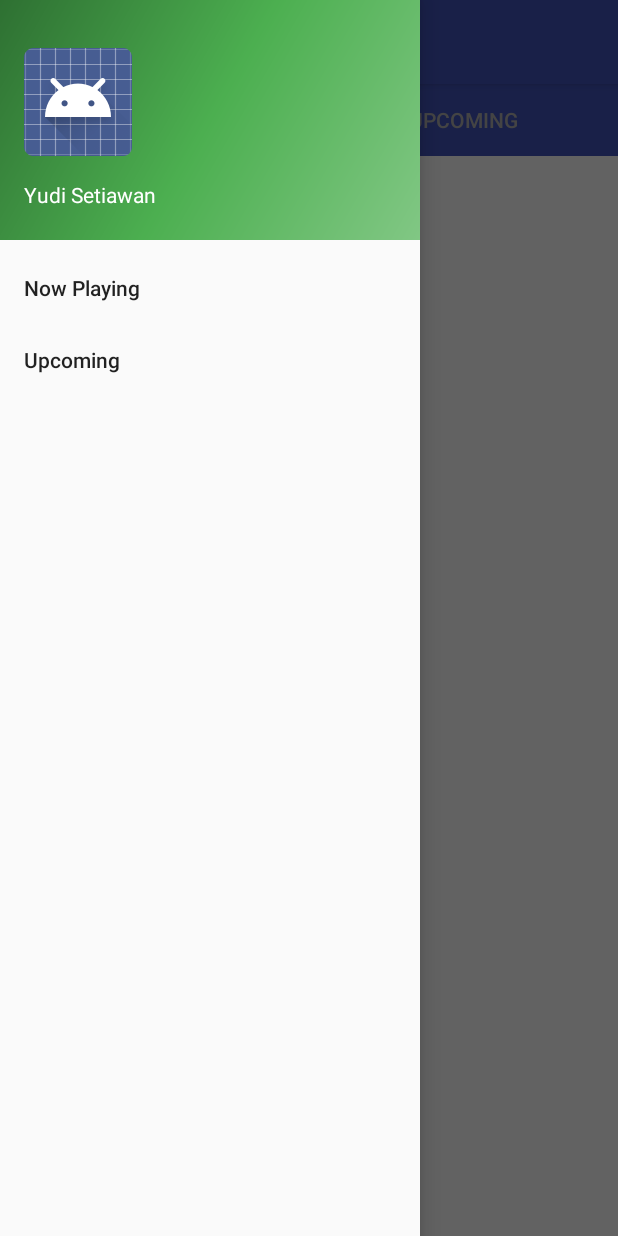
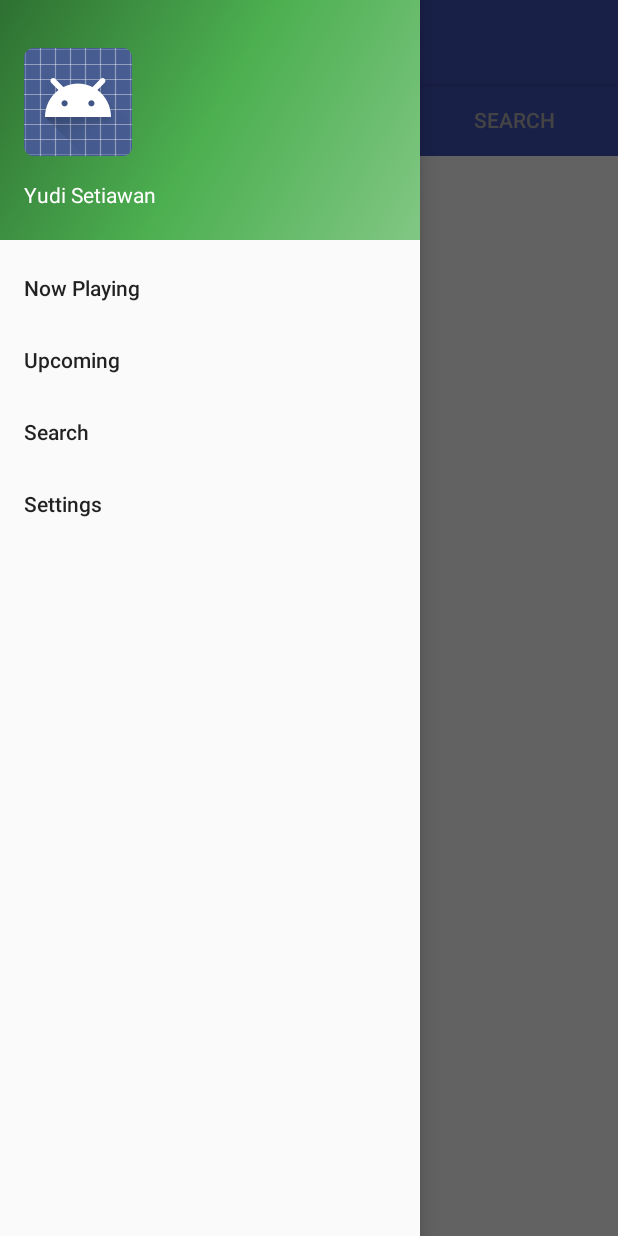
Before and after one commit to ChirikuAlii/Dicoding-Android-Developer-Expert---Catalogue-Movie, an Android app: the screen it shows after launch (MainActivity), with the side drawer open, on a phone screen of 412 x 824 dp. Run offline under Robolectric (Android 15) with nearby library versions, the phone set to English and light mode, and no system bars; our stand-ins replace ButterKnife, RxJava; libraries missing offline, so code that uses them is left out: com.jakewharton.retrofit2; 3 statements that could not run were skipped.

Commit message:
1. Finishing menu Settings 2. Finishing feature localization

```diff
--- a/app/build.gradle
+++ b/app/build.gradle
@@ -54,7 +54,7 @@ dependencies {
     compile 'com.jakewharton.retrofit:retrofit2-rxjava2-adapter:1.0.0'
     compile 'com.github.bumptech.glide:glide:3.8.0'
     compile 'com.google.android.gms:play-services-gcm:9.6.1'
-    testCompile 'junit:junit:4.12'
     compile 'com.jakewharton:butterknife:8.8.1'
     compile 'com.jakewharton:butterknife-compiler:8.8.1'
+    testCompile 'junit:junit:4.12'
 }
--- /dev/null
+++ b/app/src/main/java/com/ysn/cataloguemovie/service/setting/SettingsPreference.java
@@ -0,0 +1,46 @@
+package com.ysn.cataloguemovie.service.setting;
+
+import android.content.Context;
+import android.content.SharedPreferences;
+
+/**
+ * Created by yudisetiawan on 9/17/17.
+ */
+
+public class SettingsPreference {
+
+    private final String PREF_NAME = "SettingsPreference";
+    private final String KEY_DAILY_REMINDER_ACTIVE = "dailyReminderActive";
+    private final String KEY_UPCOMING_REMINDER_ACTIVE = "upcomingReminderActive";
+    private SharedPreferences sharedPreferences;
+    private SharedPreferences.Editor editor;
+
+    public SettingsPreference(Context context) {
+        sharedPreferences = context.getSharedPreferences(PREF_NAME, Context.MODE_PRIVATE);
+        editor = sharedPreferences.edit();
+    }
+
+    public void setDailyReminderActive(boolean isDailyReminderActive) {
+        editor.putBoolean(KEY_DAILY_REMINDER_ACTIVE, isDailyReminderActive);
+        editor.commit();
+    }
+
+    public boolean getDailyReminderActive() {
+        return sharedPreferences.getBoolean(KEY_DAILY_REMINDER_ACTIVE, false);
+    }
+
+    public void setUpcomingReminderActive(boolean isUpcomingReminderActive) {
+        editor.putBoolean(KEY_UPCOMING_REMINDER_ACTIVE, isUpcomingReminderActive);
+        editor.commit();
+    }
+
+    public boolean getUpcomingReminderActive() {
+        return sharedPreferences.getBoolean(KEY_UPCOMING_REMINDER_ACTIVE, false);
+    }
+
+    public void clear() {
+        editor.clear();
+        editor.commit();
+    }
+
+}
--- a/app/src/main/java/com/ysn/cataloguemovie/ui/activities/main/MainActivity.java
+++ b/app/src/main/java/com/ysn/cataloguemovie/ui/activities/main/MainActivity.java
@@ -1,6 +1,7 @@
 package com.ysn.cataloguemovie.ui.activities.main;
 
 import android.app.FragmentTransaction;
+import android.content.Intent;
 import android.os.Bundle;
 import android.support.annotation.NonNull;
 import android.support.design.widget.NavigationView;
@@ -14,12 +15,15 @@ import android.support.v7.widget.Toolbar;
 import android.util.Log;
 import android.view.Menu;
 import android.view.MenuItem;
-import android.widget.FrameLayout;
 
 import com.ysn.cataloguemovie.R;
+import com.ysn.cataloguemovie.ui.activities.settings.SettingsActivity;
 import com.ysn.cataloguemovie.ui.fragments.nowplaying.NowPlayingFragment;
 import com.ysn.cataloguemovie.ui.fragments.search.SearchMovieFragment;
 import com.ysn.cataloguemovie.ui.fragments.upcoming.UpcomingMovieFragment;
+
+import butterknife.BindView;
+import butterknife.ButterKnife;
 
 public class MainActivity extends AppCompatActivity
         implements MainView, NavigationView.OnNavigationItemSelectedListener {
@@ -27,14 +31,25 @@ public class MainActivity extends AppCompatActivity
     private final String TAG = getClass().getSimpleName();
     private MainPresenter mainPresenter;
 
+    @BindView(R.id.toolbar_app_bar_main)
+    Toolbar toolbar;
+    @BindView(R.id.drawer_layout_activity_main)
+    DrawerLayout drawerLayout;
+    @BindView(R.id.nav_view_activity_main)
+    NavigationView navigationView;
+    @BindView(R.id.tab_layout_content_main)
+    TabLayout tabLayout;
+
     @Override
     protected void onCreate(Bundle savedInstanceState) {
         super.onCreate(savedInstanceState);
         setContentView(R.layout.activity_main);
+        ButterKnife.bind(this);
         initPresenter();
         onAttachView();
         initViews();
-        /*loadView()*/;
+        doLoadData();
+        /*loadView();*/
         /*doLoadData();*/
     }
 
@@ -42,7 +57,6 @@ public class MainActivity extends AppCompatActivity
         Toolbar toolbar = (Toolbar) findViewById(R.id.toolbar_app_bar_main);
         setSupportActionBar(toolbar);
 
-        DrawerLayout drawerLayout = (DrawerLayout) findViewById(R.id.drawer_layout_activity_main);
         ActionBarDrawerToggle toggle = new ActionBarDrawerToggle(
                 this,
                 drawerLayout,
@@ -53,10 +67,8 @@ public class MainActivity extends AppCompatActivity
         drawerLayout.addDrawerListener(toggle);
         toggle.syncState();
 
-        NavigationView navigationView = (NavigationView) findViewById(R.id.nav_view_activity_main);
         navigationView.setNavigationItemSelectedListener(this);
 
-        TabLayout tabLayout = (TabLayout) findViewById(R.id.tab_layout_content_main);
         getSupportFragmentManager().beginTransaction()
                 .replace(R.id.frame_layout_content_main, new NowPlayingFragment())
                 .commit();
@@ -66,6 +78,9 @@ public class MainActivity extends AppCompatActivity
         );
         tabLayout.addTab(
                 tabLayout.newTab().setText(getString(R.string.upcoming))
+        );
+        tabLayout.addTab(
+                tabLayout.newTab().setText(getString(R.string.search))
         );
         tabLayout.addOnTabSelectedListener(new TabLayout.OnTabSelectedListener() {
             @Override
@@ -77,6 +92,9 @@ public class MainActivity extends AppCompatActivity
                         break;
                     case 1:
                         fragmentSelected = new UpcomingMovieFragment();
+                        break;
+                    case 2:
+                        fragmentSelected = new SearchMovieFragment();
                         break;
                 }
                 if (fragmentSelected != null) {
@@ -100,12 +118,16 @@ public class MainActivity extends AppCompatActivity
 
     }
 
-    /** unsused */
+    /**
+     * unsused
+     */
     private void doLoadData() {
         mainPresenter.onLoadData(this);
     }
 
-    /** unused */
+    /**
+     * unused
+     */
     private void loadView() {
         /*getSupportFragmentManager().beginTransaction()
                 .replace(R.id.frame_layout_container_content_activity_main, new SearchMovieFragment())
@@ -147,12 +169,18 @@ public class MainActivity extends AppCompatActivity
         boolean selectedItem = false;
         switch (item.getItemId()) {
             case R.id.nav_item_now_playing_activity_main_nav_drawer:
-                // TODO: 9/13/17 do something in here (pending)
                 selectedItem = true;
+                tabLayout.getTabAt(0).select();
                 break;
             case R.id.nav_item_upcoming_activity_main_nav_drawer:
-                // TODO: 9/13/17 do something in here (pending)
-                selectedItem = true;
+                tabLayout.getTabAt(1).select();
+                break;
+            case R.id.nav_item_search_movie_activity_main_nav_drawer:
+                tabLayout.getTabAt(2).select();
+                break;
+            case R.id.nav_item_setting_activity_main_nav_drawer:
+                Intent intentSettingsActivity = new Intent(this, SettingsActivity.class);
+                startActivity(intentSettingsActivity);
                 break;
         }
 
--- a/app/src/main/java/com/ysn/cataloguemovie/ui/activities/main/MainPresenter.java
+++ b/app/src/main/java/com/ysn/cataloguemovie/ui/activities/main/MainPresenter.java
@@ -6,7 +6,7 @@ import com.ysn.cataloguemovie.R;
 import com.ysn.cataloguemovie.service.reminder.daily.DailyAlarmPreference;
 import com.ysn.cataloguemovie.service.reminder.daily.DailyAlarmReceiver;
 import com.ysn.cataloguemovie.service.reminder.upcoming.SchedulerTask;
-import com.ysn.cataloguemovie.service.reminder.upcoming.UpcomingMoviesJobService;
+import com.ysn.cataloguemovie.service.setting.SettingsPreference;
 import com.ysn.cataloguemovie.ui.base.MvpPresenter;
 
 import java.text.ParseException;
@@ -34,6 +34,11 @@ public class MainPresenter implements MvpPresenter<MainView> {
     }
 
     void onLoadData(Context context) {
+        /** Settings configuration */
+        SettingsPreference settingsPreference = new SettingsPreference(context);
+        boolean isDailyReminderNotificationActive = settingsPreference.getDailyReminderActive();
+        boolean isUpcomingReminderNotificationActive = settingsPreference.getUpcomingReminderActive();
+
         /** Daily Reminder */
         DailyAlarmPreference dailyAlarmPreference = new DailyAlarmPreference(context);
         String time = dailyAlarmPreference.getRepeatingTime();
@@ -55,16 +60,21 @@ public class MainPresenter implements MvpPresenter<MainView> {
             time = dailyAlarmPreference.getRepeatingTime();
         }
 
+        if (isDailyReminderNotificationActive) {
             DailyAlarmReceiver dailyAlarmReceiver = new DailyAlarmReceiver();
             dailyAlarmReceiver.setRepeatingAlarm(
                     context,
                     time,
-                dailyAlarmPreference.getRepeatingMessage()
+                    dailyAlarmPreference.getRepeatingMessage(),
+                    false
             );
+        }
 
         /** Upcoming Movies */
+        if (isUpcomingReminderNotificationActive) {
             SchedulerTask schedulerTask = new SchedulerTask(context);
             schedulerTask.createPeriodicTask();
+        }
 
         mainView.loadData();
     }
--- a/app/src/main/java/com/ysn/cataloguemovie/ui/activities/reminder/daily/DailyReminderPresenter.java
+++ b/app/src/main/java/com/ysn/cataloguemovie/ui/activities/reminder/daily/DailyReminderPresenter.java
@@ -35,8 +35,8 @@ class DailyReminderPresenter implements MvpPresenter<DailyReminderView> {
         dailyAlarmReceiver.setRepeatingAlarm(
                 context,
                 dailyAlarmPreference.getRepeatingTime(),
-                dailyAlarmPreference.getRepeatingMessage()
-        );
+                dailyAlarmPreference.getRepeatingMessage(),
+                true);
         dailyReminderView.save();
     }
 
--- a/app/src/main/java/com/ysn/cataloguemovie/ui/fragments/search/SearchMovieFragment.java
+++ b/app/src/main/java/com/ysn/cataloguemovie/ui/fragments/search/SearchMovieFragment.java
@@ -84,7 +84,7 @@ public class SearchMovieFragment extends Fragment implements SearchMovieView, Vi
                 if (keyword.isEmpty()) {
                     Toast.makeText(
                             getContext(),
-                            getString(R.string.kata_kunci_belum_di_isi),
+                            getString(R.string.keyword_validation_message),
                             Toast.LENGTH_SHORT
                     ).show();
                 } else {
--- a/app/src/main/res/layout/fragment_search_movie.xml
+++ b/app/src/main/res/layout/fragment_search_movie.xml
@@ -12,7 +12,7 @@
         android:layout_width="wrap_content"
         android:layout_height="wrap_content"
         android:id="@+id/button_cari_fragment_search_movie"
-        android:text="@string/cari"
+        android:text="@string/search"
         android:layout_alignParentRight="true"
         android:layout_alignParentEnd="true"
         />
--- a/app/src/main/res/layout/item_search_movie.xml
+++ b/app/src/main/res/layout/item_search_movie.xml
@@ -23,7 +23,7 @@
         android:layout_width="match_parent"
         android:layout_height="wrap_content"
         android:id="@+id/text_view_juduL_film_item_search_movie"
-        android:text="@string/judul_film"
+        android:text="@string/title_movie"
         android:textSize="18sp"
         android:textStyle="bold"
         android:maxLines="1"
@@ -37,7 +37,7 @@
         android:layout_width="match_parent"
         android:layout_height="wrap_content"
         android:id="@+id/text_view_deskripsi_film_item_searc_movie"
-        android:text="@string/deskripsi_film"
+        android:text="@string/overview_movie"
         android:textSize="16sp"
         android:maxLines="2"
         android:textColor="@android:color/darker_gray"
@@ -51,7 +51,7 @@
         android:layout_width="match_parent"
         android:layout_height="wrap_content"
         android:id="@+id/text_view_tanggal_release_item_search_movie"
-        android:text="@string/tanggal_release"
+        android:text="@string/release_date"
         android:textSize="16sp"
         android:textColor="@android:color/darker_gray"
         android:layout_toRightOf="@+id/image_view_poster_item_search_movie"
--- a/app/src/main/res/menu/activity_main_nav_drawer.xml
+++ b/app/src/main/res/menu/activity_main_nav_drawer.xml
@@ -2,10 +2,14 @@
 <menu xmlns:android="http://schemas.android.com/apk/res/android">
     <item
         android:id="@+id/nav_item_now_playing_activity_main_nav_drawer"
-        android:title="@string/now_playing"
-        />
+        android:title="@string/now_playing" />
     <item
         android:id="@+id/nav_item_upcoming_activity_main_nav_drawer"
-        android:title="@string/upcoming"
-        />
+        android:title="@string/upcoming" />
+    <item
+        android:id="@+id/nav_item_search_movie_activity_main_nav_drawer"
+        android:title="@string/search" />
+    <item
+        android:id="@+id/nav_item_setting_activity_main_nav_drawer"
+        android:title="@string/settings" />
 </menu>
```
Also changed, not shown: app/src/main/AndroidManifest.xml (+11 -6 lines), app/src/main/java/com/ysn/cataloguemovie/service/reminder/daily/DailyAlarmReceiver.java (+5 -3 lines), app/src/main/java/com/ysn/cataloguemovie/ui/activities/settings/SettingsActivity.java (added, +133 -0 lines), app/src/main/java/com/ysn/cataloguemovie/ui/activities/settings/SettingsPresenter.java (added, +80 -0 lines), app/src/main/java/com/ysn/cataloguemovie/ui/activities/settings/SettingsView.java (added, +15 -0 lines), app/src/main/res/layout/activity_settings.xml (added, +144 -0 lines), app/src/main/res/values/strings.xml (+14 -8 lines), 2 other files. Lines whose indentation alone changed are shown as unchanged.
